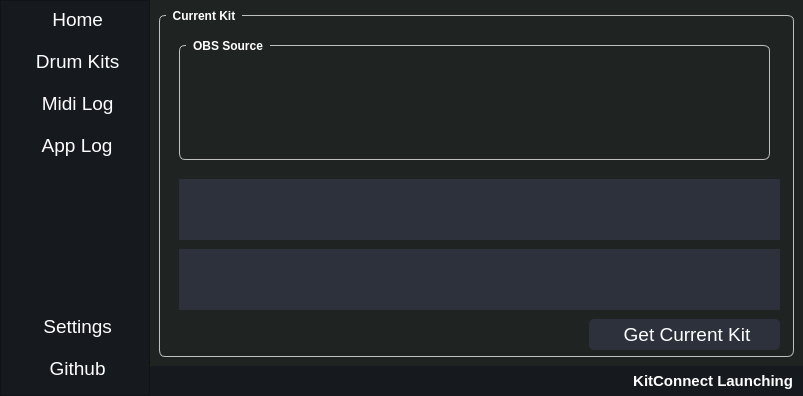
The window that resources/ui/MainWindow.ui (chillfactor032/kitconnect) describes before a commit, drawn with Qt 5.
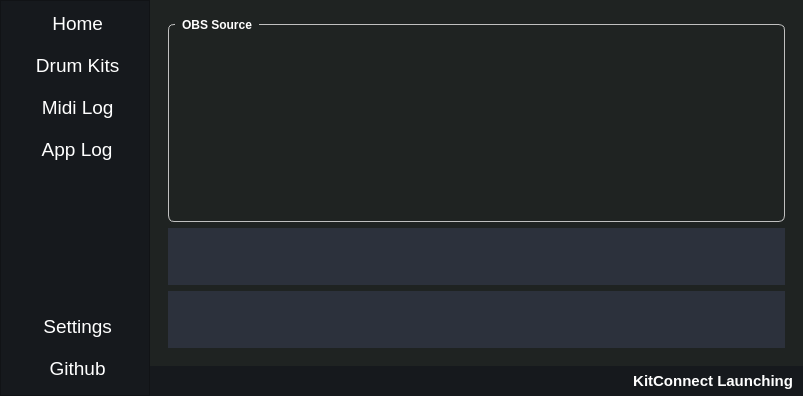
The same window after the commit. The open tabs and pages were chosen to show the change. Icons and pictures are not drawn.

```diff
--- a/resources/ui/MainWindow.ui
+++ b/resources/ui/MainWindow.ui
@@ -273,7 +273,7 @@
            <number>9</number>
           </property>
           <property name="topMargin">
-           <number>0</number>
+           <number>4</number>
           </property>
           <property name="rightMargin">
            <number>9</number>
@@ -603,7 +603,7 @@
              </property>
              <layout class="QVBoxLayout" name="verticalLayout_6">
               <item>
-               <widget class="QGroupBox" name="curKitGroupBox">
+               <widget class="QWidget" name="curKitWidget" native="true">
                 <property name="styleSheet">
                  <string notr="true">QGroupBox{
 	border: 1px solid white;
@@ -624,110 +624,9 @@
     margin-top: 6px;
 }</string>
                 </property>
-                <property name="title">
-                 <string>Current Kit</string>
-                </property>
-                <widget class="QLineEdit" name="curKitLineEdit">
-                 <property name="geometry">
-                  <rect>
-                   <x>20</x>
-                   <y>170</y>
-                   <width>601</width>
-                   <height>61</height>
-                  </rect>
-                 </property>
-                 <property name="font">
-                  <font>
-                   <pointsize>36</pointsize>
-                   <weight>50</weight>
-                   <bold>false</bold>
-                  </font>
-                 </property>
-                 <property name="text">
-                  <string/>
-                 </property>
-                 <property name="readOnly">
-                  <bool>true</bool>
-                 </property>
-                </widget>
-                <widget class="QLineEdit" name="curKitSubLineEdit">
-                 <property name="geometry">
-                  <rect>
-                   <x>20</x>
-                   <y>240</y>
-                   <width>601</width>
-                   <height>61</height>
-                  </rect>
-                 </property>
-                 <property name="font">
-                  <font>
-                   <pointsize>36</pointsize>
-                  </font>
-                 </property>
-                 <property name="text">
-                  <string/>
-                 </property>
-                 <property name="readOnly">
-                  <bool>true</bool>
-                 </property>
-                </widget>
-                <widget class="QToolButton" name="refreshKitDataButton">
-                 <property name="geometry">
-                  <rect>
-                   <x>430</x>
-                   <y>310</y>
-                   <width>191</width>
-                   <height>31</height>
-                  </rect>
-                 </property>
-                 <property name="font">
-                  <font>
-                   <pointsize>14</pointsize>
-                  </font>
-                 </property>
-                 <property name="styleSheet">
-                  <string notr="true">QToolButton {
-	border-width: 1px;
-	border-width: 1px;
-	border-width: 1px;
- 	border-radius: 5px;
-}
-
-QToolButton:pressed
-{
-	border-style:solid;
-	border-width:1px;
-	border-color: #ffffff;
-	margin-left: 3px;
-	margin-top: 3px;
-}</string>
-                 </property>
-                 <property name="text">
-                  <string>Get Current Kit</string>
-                 </property>
-                 <property name="icon">
-                  <iconset resource="../../Resources.qrc">
-                   <normaloff>:/resources/img/icons/refresh-cw.svg</normaloff>:/resources/img/icons/refresh-cw.svg</iconset>
-                 </property>
-                 <property name="iconSize">
-                  <size>
-                   <width>24</width>
-                   <height>24</height>
-                  </size>
-                 </property>
-                 <property name="toolButtonStyle">
-                  <enum>Qt::ToolButtonTextBesideIcon</enum>
-                 </property>
-                </widget>
+                <layout class="QVBoxLayout" name="verticalLayout_14">
+                 <item>
                 <widget class="QGroupBox" name="obsGroupBox">
-                 <property name="geometry">
-                  <rect>
-                   <x>20</x>
-                   <y>30</y>
-                   <width>591</width>
-                   <height>121</height>
-                  </rect>
-                 </property>
                  <property name="styleSheet">
                   <string notr="true">QGroupBox::title {
     subcontrol-origin: margin;
@@ -761,6 +660,40 @@
                   </item>
                  </layout>
                 </widget>
+                 </item>
+                 <item>
+                  <widget class="QLineEdit" name="curKitLineEdit">
+                   <property name="font">
+                    <font>
+                     <pointsize>36</pointsize>
+                     <weight>50</weight>
+                     <bold>false</bold>
+                    </font>
+                   </property>
+                   <property name="text">
+                    <string/>
+                   </property>
+                   <property name="readOnly">
+                    <bool>true</bool>
+                   </property>
+                  </widget>
+                 </item>
+                 <item>
+                  <widget class="QLineEdit" name="curKitSubLineEdit">
+                   <property name="font">
+                    <font>
+                     <pointsize>36</pointsize>
+                    </font>
+                   </property>
+                   <property name="text">
+                    <string/>
+                   </property>
+                   <property name="readOnly">
+                    <bool>true</bool>
+                   </property>
+                  </widget>
+                 </item>
+                </layout>
                </widget>
               </item>
              </layout>
```
Left out of the diff: 6 changed lines with no effect on the pictures. Lines whose indentation alone changed are shown as unchanged.
